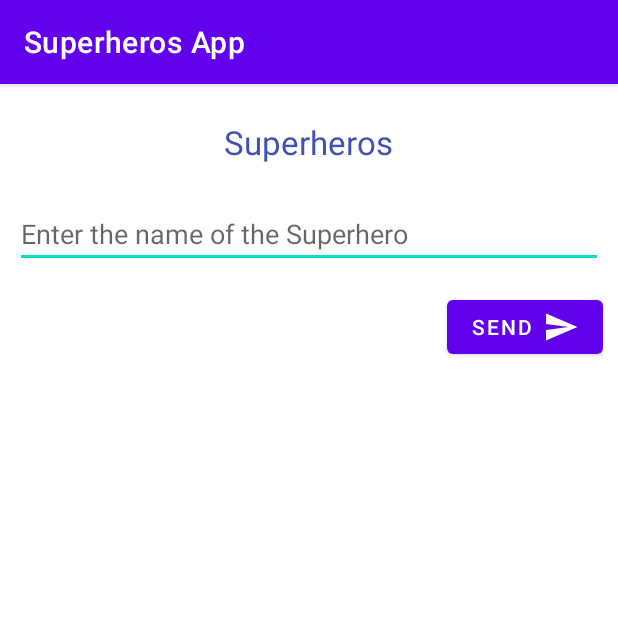
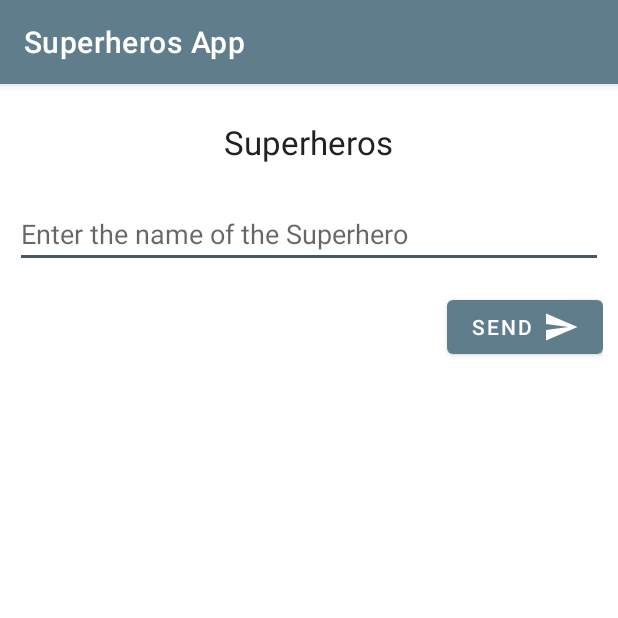
Before and after one commit to julian-dominguez/DAM_Task-01, an Android app: the screen it shows after launch (MainActivity), on a phone screen of 412 x 824 dp, the top half of it. Run offline under Robolectric (Android 15) with nearby library versions, the phone set to English and light mode, and no system bars.

Commit message:
Se actualiza esquema de color de la aplicación

```diff
--- a/app/src/main/res/values-night/themes.xml
+++ b/app/src/main/res/values-night/themes.xml
@@ -2,13 +2,13 @@
     <!-- Base application theme. -->
     <style name="Theme.DAM_Task01" parent="Theme.MaterialComponents.DayNight.DarkActionBar">
         <!-- Primary brand color. -->
-        <item name="colorPrimary">@color/purple_200</item>
-        <item name="colorPrimaryVariant">@color/purple_700</item>
-        <item name="colorOnPrimary">@color/black</item>
+        <item name="colorPrimary">@color/primary</item>
+        <item name="colorPrimaryVariant">@color/accent</item>
+        <item name="colorOnPrimary">@color/icons</item>
         <!-- Secondary brand color. -->
-        <item name="colorSecondary">@color/teal_200</item>
-        <item name="colorSecondaryVariant">@color/teal_200</item>
-        <item name="colorOnSecondary">@color/black</item>
+        <item name="colorSecondary">@color/primary_dark</item>
+        <item name="colorSecondaryVariant">@color/primary_light</item>
+        <item name="colorOnSecondary">@color/secondary_text</item>
         <!-- Status bar color. -->
         <item name="android:statusBarColor" tools:targetApi="l">?attr/colorPrimaryVariant</item>
         <!-- Customize your theme here. -->
--- a/app/src/main/res/values/colors.xml
+++ b/app/src/main/res/values/colors.xml
@@ -1,12 +1,13 @@
 <?xml version="1.0" encoding="utf-8"?>
 <resources>
-    <color name="purple_200">#FFBB86FC</color>
-    <color name="purple_500">#FF6200EE</color>
-    <color name="purple_700">#FF3700B3</color>
-    <color name="teal_200">#FF03DAC5</color>
-    <color name="teal_700">#FF018786</color>
-    <color name="black">#FF000000</color>
-    <color name="white">#FFFFFFFF</color>
 
-    <color name="primary_text">#3F51B5</color>
+    <color name="primary">#607D8B</color>
+    <color name="primary_dark">#455A64</color>
+    <color name="primary_light">#CFD8DC</color>
+    <color name="accent">#607D8B</color>
+    <color name="primary_text">#212121</color>
+    <color name="secondary_text">#757575</color>
+    <color name="icons">#FFFFFF</color>
+    <color name="divider">#BDBDBD</color>
+
 </resources>
--- a/app/src/main/res/values/themes.xml
+++ b/app/src/main/res/values/themes.xml
@@ -2,13 +2,13 @@
     <!-- Base application theme. -->
     <style name="Theme.DAM_Task01" parent="Theme.MaterialComponents.DayNight.DarkActionBar">
         <!-- Primary brand color. -->
-        <item name="colorPrimary">@color/purple_500</item>
-        <item name="colorPrimaryVariant">@color/purple_700</item>
-        <item name="colorOnPrimary">@color/white</item>
+        <item name="colorPrimary">@color/primary</item>
+        <item name="colorPrimaryVariant">@color/accent</item>
+        <item name="colorOnPrimary">@color/icons</item>
         <!-- Secondary brand color. -->
-        <item name="colorSecondary">@color/teal_200</item>
-        <item name="colorSecondaryVariant">@color/teal_700</item>
-        <item name="colorOnSecondary">@color/black</item>
+        <item name="colorSecondary">@color/primary_dark</item>
+        <item name="colorSecondaryVariant">@color/primary_light</item>
+        <item name="colorOnSecondary">@color/secondary_text</item>
         <!-- Status bar color. -->
         <item name="android:statusBarColor" tools:targetApi="l">?attr/colorPrimaryVariant</item>
         <!-- Customize your theme here. -->
```
